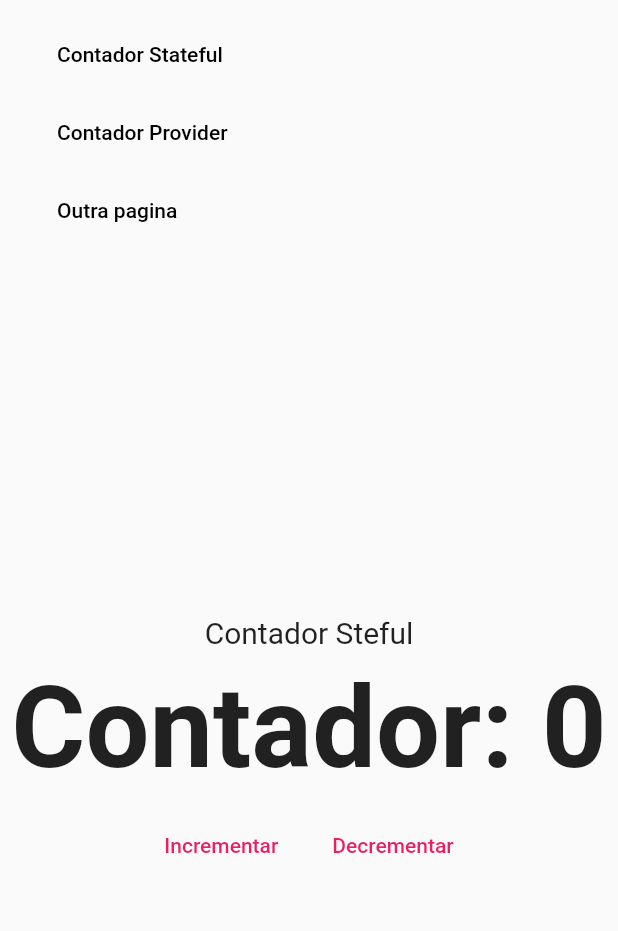
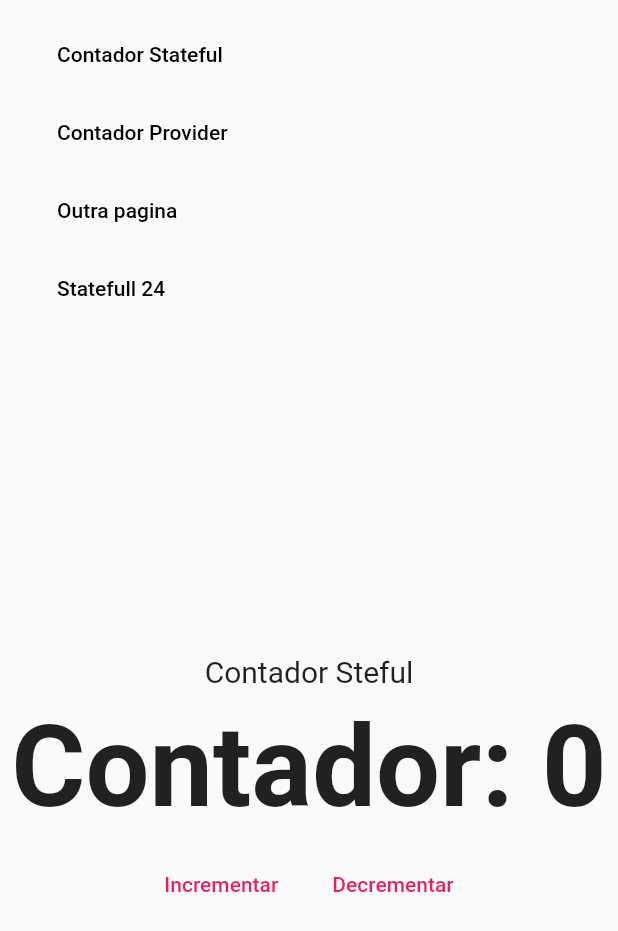
Before and after one commit to eliezerantonio/flutter-web, a Flutter app: the screen it shows after launch, on a phone screen of 412 x 824 dp. Shown: the top 931 px of the screen. Run offline on Flutter 3.47's test engine with Material 2 defaults, Android fonts, the phone set to English and light mode, and no system bars; our stand-ins replace fluro, get_it.

Commit message:
mandando argumentos

```diff
--- a/contador/lib/router/router.dart
+++ b/contador/lib/router/router.dart
@@ -21,7 +21,7 @@ class Flurorouter {
       transitionType: TransitionType.fadeIn,
     );
     router.define(
-      '/stateful:base',
+      '/stateful/:base',
       handler: _counterHandler,
       transitionType: TransitionType.fadeIn,
     );
--- a/contador/lib/ui/shared/custom_app_menu.dart
+++ b/contador/lib/ui/shared/custom_app_menu.dart
@@ -87,6 +87,13 @@ class _MobileMenu extends StatelessWidget {
             text: 'Outra pagina',
             color: Colors.black,
           ),
+          SizedBox(width: 10),
+          CustomFlatButton(
+            onPressed: () =>
+                locator<NavigationService>().navigateTo('/stateful/24'),
+            text: 'Statefull 24',
+            color: Colors.black,
+          ),
         ],
       ),
     );
```
